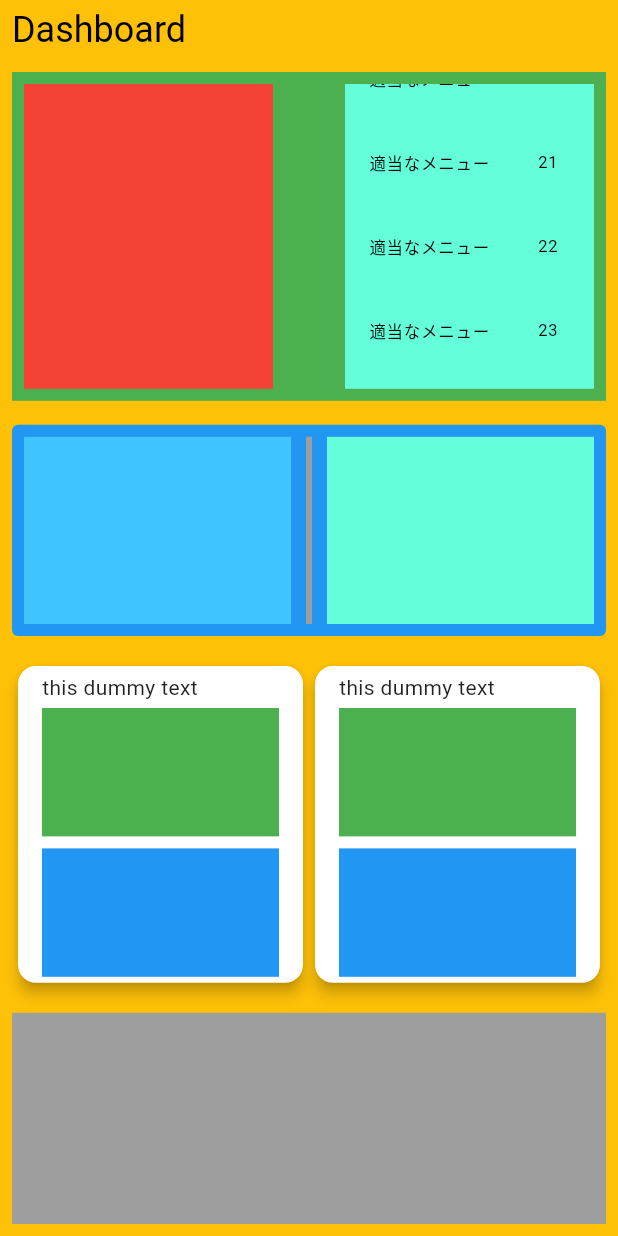
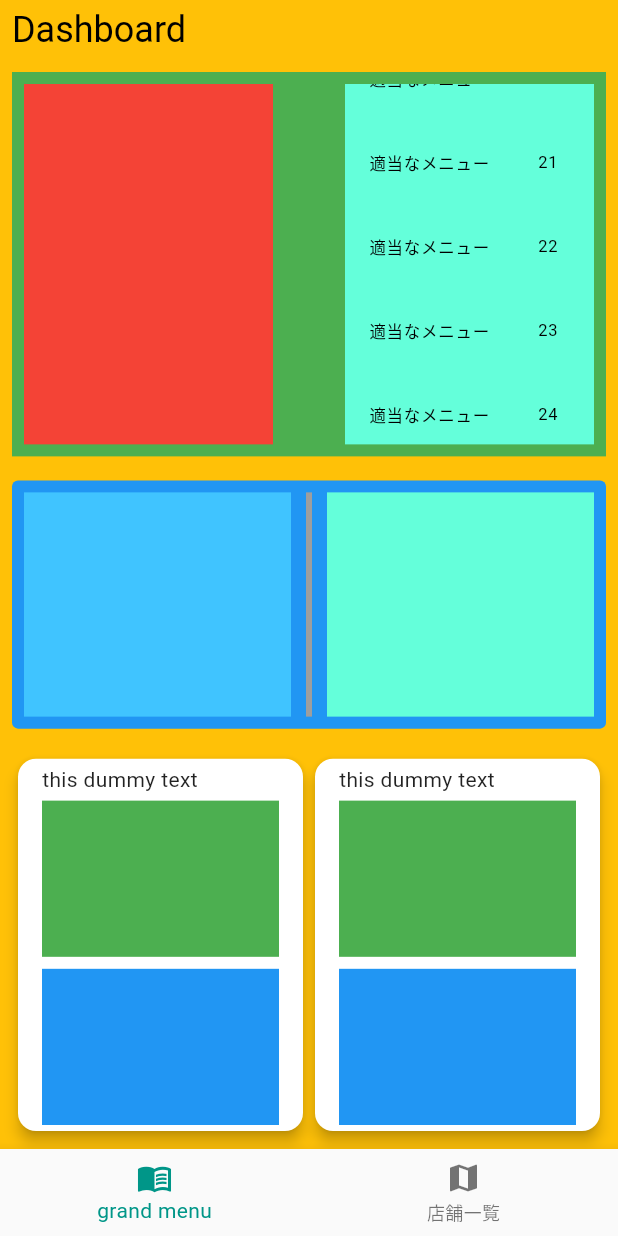
Before and after one commit to Pregum/saizeriya_menu_lottery, a Flutter app: the DashBoardPage screen opened directly, scrolled down 1152 dp, on a phone screen of 412 x 824 dp. Run offline on Flutter 3.47's test engine with Material 2 defaults, Android fonts, the phone set to English and light mode, and no system bars; our stand-ins replace flutter_dotenv, flutter_hooks, freezed_annotation, gap, hooks_riverpod, persistent_bottom_nav_bar and 2 more; accounts and stored records are empty; generated files the repository leaves out were written again.

Commit message:
update: bottom navigation barを追加

```diff
--- a/lib/sandbox/dash_board_page.dart
+++ b/lib/sandbox/dash_board_page.dart
@@ -2,7 +2,6 @@
 import 'package:flutter/material.dart';
 import 'package:flutter_hooks/flutter_hooks.dart';
 import 'package:gap/gap.dart';
-import 'package:hooks_riverpod/hooks_riverpod.dart';
 
 void main() {
   runApp(const RootPage());
@@ -166,14 +165,21 @@
                   ),
                 ),
               ),
-              Flexible(
-                  flex: 2,
-                  child: Container(
-                      color: Colors.grey, margin: const EdgeInsets.all(8))),
+              // Flexible(
+              //     flex: 2,
+              //     child: Container(
+              //         color: Colors.grey, margin: const EdgeInsets.all(8))),
             ],
           ),
         ),
       ),
+      bottomNavigationBar: BottomNavigationBar(items: [
+        BottomNavigationBarItem(icon: Icon(Icons.menu_book), label: 'grand menu'),
+        BottomNavigationBarItem(icon: Icon(Icons.map), label: '店舗一覧'),
+      ],),
+      // bottomNavigationBar: const PersistentBottomNavBar(
+      //   navBarStyle: NavBarStyle.style9,
+      // ),
     );
   }
 }
```
